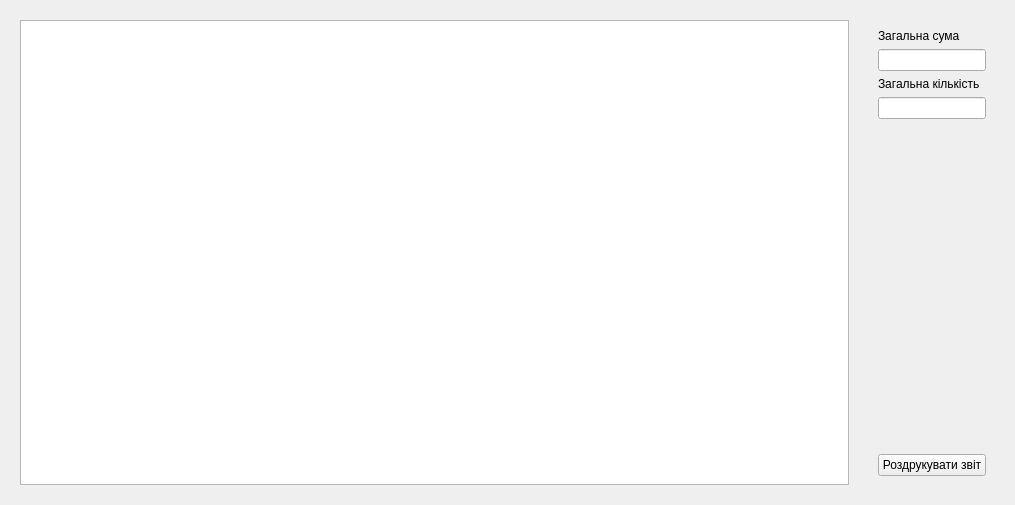
This is src/View/MenuAdmin/menureport.ui in Fyz-dev/GunStore as Qt 5 draws it before an edit. The edited form follows.
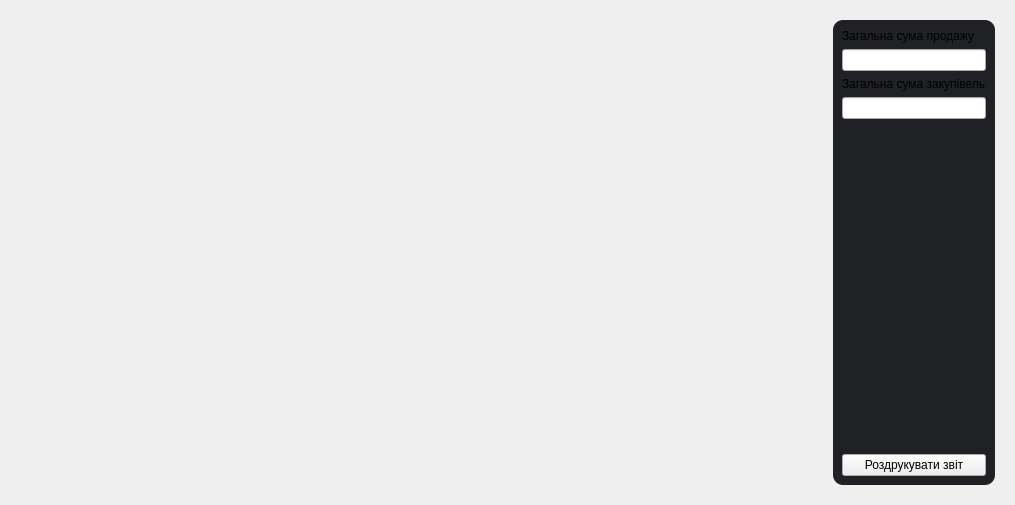
This is the edited form. Custom widgets are drawn as their Qt base class.

Diff of the .ui file:
```diff
--- a/src/View/MenuAdmin/menureport.ui
+++ b/src/View/MenuAdmin/menureport.ui
@@ -13,6 +13,17 @@
   <property name="windowTitle">
    <string>Form</string>
   </property>
+  <property name="styleSheet">
+   <string notr="true">QWidget#settingGraphics {
+	border-radius: 10px;
+	background-color: #202124;
+}
+
+QChartView {
+	border-radius: 10px;
+	background-color: #202124;
+}</string>
+  </property>
   <layout class="QHBoxLayout" name="horizontalLayout">
    <property name="spacing">
     <number>20</number>
@@ -30,7 +41,15 @@
     <number>20</number>
    </property>
    <item>
-    <widget class="QGraphicsView" name="graphicsReport"/>
+    <widget class="QChartView" name="chartView" native="true">
+     <property name="sizePolicy">
+      <sizepolicy hsizetype="Expanding" vsizetype="Preferred">
+       <horstretch>0</horstretch>
+       <verstretch>0</verstretch>
+      </sizepolicy>
+     </property>
+     <layout class="QVBoxLayout" name="verticalLayout"/>
+    </widget>
    </item>
    <item>
     <widget class="QWidget" name="settingGraphics" native="true">
@@ -38,19 +57,19 @@
       <item>
        <widget class="QLabel" name="label_4">
         <property name="sizePolicy">
-         <sizepolicy hsizetype="Maximum" vsizetype="Preferred">
+         <sizepolicy hsizetype="Preferred" vsizetype="Preferred">
           <horstretch>0</horstretch>
           <verstretch>0</verstretch>
          </sizepolicy>
         </property>
         <property name="maximumSize">
          <size>
-          <width>152</width>
+          <width>16777215</width>
           <height>16777215</height>
          </size>
         </property>
         <property name="text">
-         <string>Загальна сума</string>
+         <string>Загальна сума продажу</string>
         </property>
        </widget>
       </item>
@@ -62,24 +81,27 @@
           <verstretch>0</verstretch>
          </sizepolicy>
         </property>
+        <property name="readOnly">
+         <bool>true</bool>
+        </property>
        </widget>
       </item>
       <item>
        <widget class="QLabel" name="label_5">
         <property name="sizePolicy">
-         <sizepolicy hsizetype="Maximum" vsizetype="Preferred">
+         <sizepolicy hsizetype="Preferred" vsizetype="Preferred">
           <horstretch>0</horstretch>
           <verstretch>0</verstretch>
          </sizepolicy>
         </property>
         <property name="maximumSize">
          <size>
-          <width>152</width>
+          <width>16777215</width>
           <height>16777215</height>
          </size>
         </property>
         <property name="text">
-         <string>Загальна кількість</string>
+         <string>Загальна сума закупівель</string>
         </property>
        </widget>
       </item>
@@ -91,6 +113,9 @@
           <verstretch>0</verstretch>
          </sizepolicy>
         </property>
+        <property name="readOnly">
+         <bool>true</bool>
+        </property>
        </widget>
       </item>
       <item>
@@ -118,6 +143,14 @@
    </item>
   </layout>
  </widget>
+ <customwidgets>
+  <customwidget>
+   <class>QChartView</class>
+   <extends>QWidget</extends>
+   <header>QChartView</header>
+   <container>1</container>
+  </customwidget>
+ </customwidgets>
  <resources/>
  <connections/>
 </ui>
```
Left out of the diff: 4 changed lines with no effect on the pictures.
